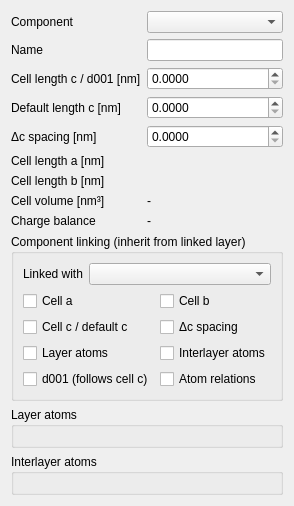
Old version of the form src/mudlab/ui/edit_component.ui in the repository Parthasarathi-Ghosh/MudLab2.
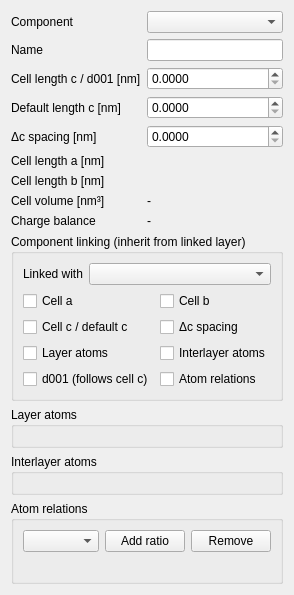
New version of the form.

Commit message: Phase editor 2b: AtomRatio editor UI + fix atom-pn -> cell cascade

Patch:
```diff
--- a/src/mudlab/ui/edit_component.ui
+++ b/src/mudlab/ui/edit_component.ui
@@ -283,6 +283,56 @@
      <layout class="QVBoxLayout" name="interlayerAtomsLayout"/>
     </widget>
    </item>
+   <item>
+    <widget class="QGroupBox" name="grpRelations">
+     <property name="title">
+      <string>Atom relations</string>
+     </property>
+     <layout class="QVBoxLayout" name="relationsRootLayout">
+      <item>
+       <layout class="QHBoxLayout" name="relationsBar">
+        <item>
+         <widget class="QComboBox" name="cmb_relation">
+          <property name="toolTip">
+           <string>The atom relations of this component (ratios drive atom occupancies).</string>
+          </property>
+         </widget>
+        </item>
+        <item>
+         <widget class="QPushButton" name="btn_add_ratio">
+          <property name="text">
+           <string>Add ratio</string>
+          </property>
+         </widget>
+        </item>
+        <item>
+         <widget class="QPushButton" name="btn_del_relation">
+          <property name="text">
+           <string>Remove</string>
+          </property>
+         </widget>
+        </item>
+       </layout>
+      </item>
+      <item>
+       <layout class="QVBoxLayout" name="ratioLayout"/>
+      </item>
+      <item>
+       <widget class="QLabel" name="lblRelationInfo">
+        <property name="enabled">
+         <bool>false</bool>
+        </property>
+        <property name="wordWrap">
+         <bool>true</bool>
+        </property>
+        <property name="text">
+         <string/>
+        </property>
+       </widget>
+      </item>
+     </layout>
+    </widget>
+   </item>
   </layout>
  </widget>
  <resources/>
```
The commit also changes 7 other files.
